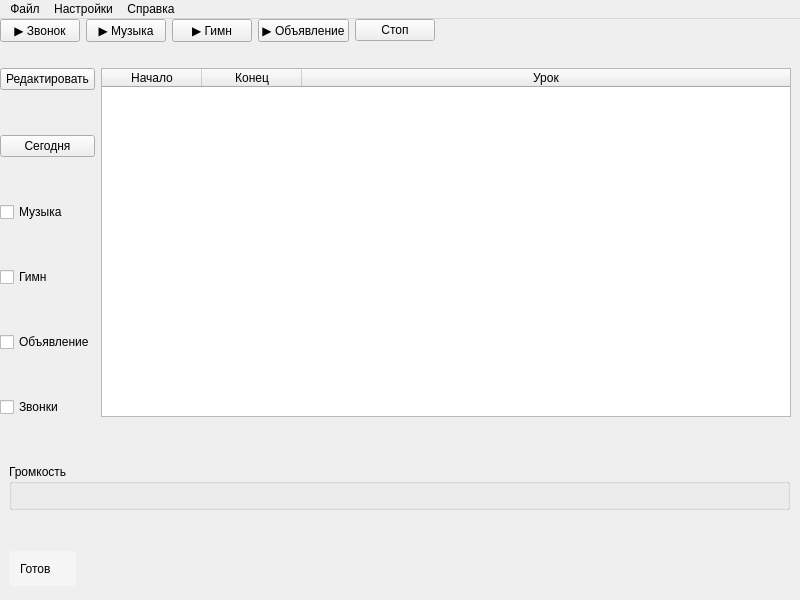
Before: the Qt Designer form src/school_bell.ui in otetswoo/python_schoolbell, drawn with Qt 5.
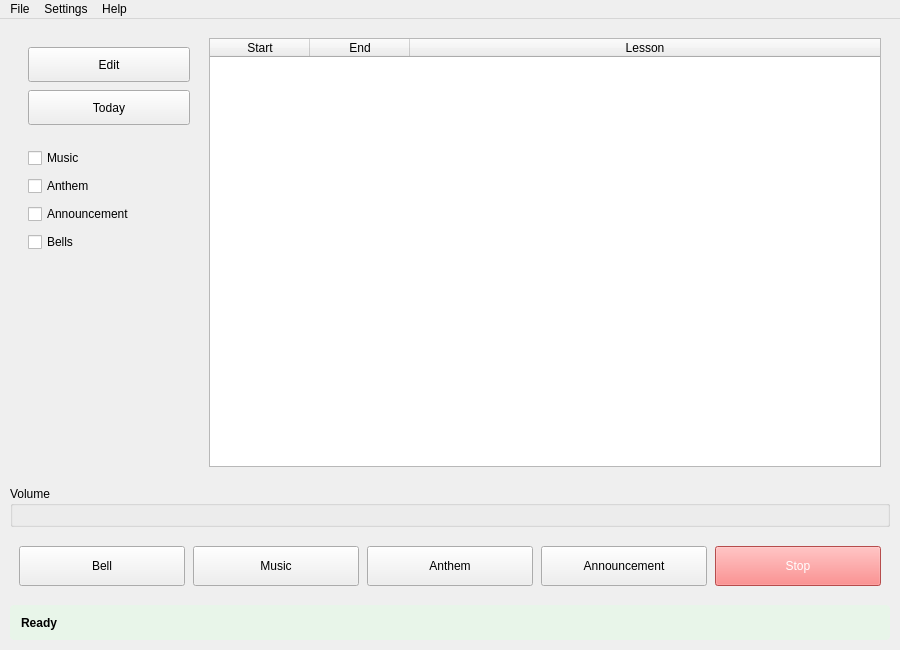
After: the same form once the commit is applied.

Diff of the .ui file:
```diff
--- a/src/school_bell.ui
+++ b/src/school_bell.ui
@@ -6,189 +6,305 @@
    <rect>
     <x>0</x>
     <y>0</y>
+    <width>900</width>
+    <height>650</height>
+   </rect>
+  </property>
+  <property name="minimumSize">
+   <size>
     <width>800</width>
     <height>600</height>
-   </rect>
+   </size>
   </property>
   <property name="windowTitle">
    <string>School Bell</string>
   </property>
   <widget class="QWidget" name="centralwidget">
-   <widget class="QGroupBox" name="volumeGroup">
-    <property name="geometry">
-     <rect>
-      <x>9</x>
-      <y>445</y>
-      <width>781</width>
-      <height>46</height>
-     </rect>
+   <layout class="QVBoxLayout" name="mainLayout">
+    <property name="spacing">
+     <number>10</number>
     </property>
-    <property name="title">
-     <string>Громкость</string>
+    <property name="leftMargin">
+     <number>10</number>
     </property>
-    <layout class="QHBoxLayout" name="volumeLayout"/>
-   </widget>
-   <widget class="QLabel" name="statusLabel">
-    <property name="geometry">
-     <rect>
-      <x>9</x>
-      <y>532</y>
-      <width>67</width>
-      <height>35</height>
-     </rect>
+    <property name="topMargin">
+     <number>10</number>
     </property>
-    <property name="styleSheet">
-     <string notr="true">background-color: #f5f5f5; padding: 8px; border-radius: 4px;</string>
+    <property name="rightMargin">
+     <number>10</number>
     </property>
-    <property name="text">
-     <string>Готов</string>
+    <property name="bottomMargin">
+     <number>10</number>
     </property>
-   </widget>
-   <widget class="QWidget" name="gridLayoutWidget">
-    <property name="geometry">
-     <rect>
-      <x>9</x>
-      <y>9</y>
-      <width>2</width>
-      <height>2</height>
-     </rect>
-    </property>
-    <layout class="QGridLayout" name="gridLayout"/>
-   </widget>
-   <widget class="QWidget" name="">
-    <layout class="QHBoxLayout" name="bottomLayout">
-     <item>
-      <widget class="QPushButton" name="bellButton">
-       <property name="text">
-        <string>▶️ Звонок</string>
+    <item>
+     <widget class="QFrame" name="contentFrame">
+      <property name="frameShape">
+       <enum>QFrame::NoFrame</enum>
+      </property>
+      <layout class="QHBoxLayout" name="contentLayout">
+       <property name="spacing">
+        <number>10</number>
        </property>
-      </widget>
-     </item>
-     <item>
-      <widget class="QPushButton" name="musicButton">
-       <property name="text">
-        <string>▶️ Музыка</string>
+       <item>
+        <widget class="QFrame" name="controlsFrame">
+         <property name="minimumSize">
+          <size>
+           <width>180</width>
+           <height>0</height>
+          </size>
+         </property>
+         <property name="maximumSize">
+          <size>
+           <width>180</width>
+           <height>16777215</height>
+          </size>
+         </property>
+         <layout class="QVBoxLayout" name="controlsLayout">
+          <property name="spacing">
+           <number>8</number>
+          </property>
+          <item>
+           <widget class="QPushButton" name="editButton">
+            <property name="minimumSize">
+             <size>
+              <width>0</width>
+              <height>35</height>
+             </size>
+            </property>
+            <property name="text">
+             <string>Edit</string>
+            </property>
+           </widget>
+          </item>
+          <item>
+           <widget class="QPushButton" name="todayButton">
+            <property name="minimumSize">
+             <size>
+              <width>0</width>
+              <height>35</height>
+             </size>
+            </property>
+            <property name="toolTip">
+             <string>Navigate to current day</string>
+            </property>
+            <property name="text">
+             <string>Today</string>
+            </property>
+           </widget>
+          </item>
+          <item>
+           <spacer name="verticalSpacer_1">
+            <property name="orientation">
+             <enum>Qt::Vertical</enum>
+            </property>
+            <property name="sizeType">
+             <enum>QSizePolicy::Fixed</enum>
+            </property>
+            <property name="sizeHint" stdset="0">
+             <size>
+              <width>0</width>
+              <height>15</height>
+             </size>
+            </property>
+           </spacer>
+          </item>
+          <item>
+           <widget class="QCheckBox" name="musicCheckbox">
+            <property name="text">
+             <string>Music</string>
+            </property>
+           </widget>
+          </item>
+          <item>
+           <widget class="QCheckBox" name="anthemCheckbox">
+            <property name="text">
+             <string>Anthem</string>
+            </property>
+           </widget>
+          </item>
+          <item>
+           <widget class="QCheckBox" name="announcementCheckbox">
+            <property name="text">
+             <string>Announcement</string>
+            </property>
+           </widget>
+          </item>
+          <item>
+           <widget class="QCheckBox" name="bellsCheckbox">
+            <property name="text">
+             <string>Bells</string>
+            </property>
+           </widget>
+          </item>
+          <item>
+           <spacer name="verticalSpacer_2">
+            <property name="orientation">
+             <enum>Qt::Vertical</enum>
+            </property>
+            <property name="sizeHint" stdset="0">
+             <size>
+              <width>0</width>
+              <height>0</height>
+             </size>
+            </property>
+           </spacer>
+          </item>
+         </layout>
+        </widget>
+       </item>
+       <item>
+        <widget class="QTableWidget" name="scheduleTable">
+         <property name="minimumSize">
+          <size>
+           <width>400</width>
+           <height>0</height>
+          </size>
+         </property>
+         <property name="alternatingRowColors">
+          <bool>true</bool>
+         </property>
+         <property name="selectionBehavior">
+          <enum>QAbstractItemView::SelectRows</enum>
+         </property>
+         <attribute name="horizontalHeaderStretchLastSection">
+          <bool>true</bool>
+         </attribute>
+         <column>
+          <property name="text">
+           <string>Start</string>
+          </property>
+         </column>
+         <column>
+          <property name="text">
+           <string>End</string>
+          </property>
+         </column>
+         <column>
+          <property name="text">
+           <string>Lesson</string>
+          </property>
+         </column>
+        </widget>
+       </item>
+      </layout>
+     </widget>
+    </item>
+    <item>
+     <widget class="QGroupBox" name="volumeGroup">
+      <property name="title">
+       <string>Volume</string>
+      </property>
+      <layout class="QHBoxLayout" name="volumeLayout">
+      </layout>
+     </widget>
+    </item>
+    <item>
+     <widget class="QFrame" name="buttonsFrame">
+      <layout class="QHBoxLayout" name="bottomLayout">
+       <property name="spacing">
+        <number>8</number>
        </property>
-      </widget>
-     </item>
-     <item>
-      <widget class="QPushButton" name="anthemButton">
-       <property name="text">
-        <string>▶️ Гимн</string>
-       </property>
-      </widget>
-     </item>
-     <item>
-      <widget class="QPushButton" name="announcementButton">
-       <property name="text">
-        <string>▶️ Объявление</string>
-       </property>
-      </widget>
-     </item>
-     <item>
-      <widget class="QPushButton" name="stopButton">
-       <property name="text">
-        <string>Стоп</string>
-       </property>
-      </widget>
-     </item>
-    </layout>
-   </widget>
-   <widget class="QWidget" name="">
-    <property name="geometry">
-     <rect>
-      <x>0</x>
-      <y>10</y>
-      <width>791</width>
-      <height>431</height>
-     </rect>
-    </property>
-    <layout class="QGridLayout" name="gridLayout_2">
-     <item row="4" column="0">
-      <widget class="QCheckBox" name="announcementCheckbox">
-       <property name="text">
-        <string>Объявление</string>
-       </property>
-      </widget>
-     </item>
-     <item row="2" column="0">
-      <widget class="QCheckBox" name="musicCheckbox">
-       <property name="text">
-        <string>Музыка</string>
-       </property>
-      </widget>
-     </item>
-     <item row="0" column="0">
-      <widget class="QPushButton" name="editButton">
-       <property name="text">
-        <string>Редактировать</string>
-       </property>
-      </widget>
-     </item>
-     <item row="0" column="1" rowspan="6">
-      <widget class="QTableWidget" name="scheduleTable">
-       <property name="columnCount">
-        <number>3</number>
-       </property>
-       <attribute name="horizontalHeaderStretchLastSection">
-        <bool>true</bool>
-       </attribute>
-       <column>
-        <property name="text">
-         <string>Начало</string>
-        </property>
-       </column>
-       <column>
-        <property name="text">
-         <string>Конец</string>
-        </property>
-       </column>
-       <column>
-        <property name="text">
-         <string>Урок</string>
-        </property>
-       </column>
-      </widget>
-     </item>
-     <item row="5" column="0">
-      <widget class="QCheckBox" name="bellsCheckbox">
-       <property name="text">
-        <string>Звонки</string>
-       </property>
-      </widget>
-     </item>
-     <item row="3" column="0">
-      <widget class="QCheckBox" name="anthemCheckbox">
-       <property name="text">
-        <string>Гимн</string>
-       </property>
-      </widget>
-     </item>
-     <item row="1" column="0">
-      <widget class="QPushButton" name="todayButton">
-       <property name="toolTip">
-        <string>Нажмите для перехода на текущий день</string>
-       </property>
-       <property name="text">
-        <string>Сегодня</string>
-       </property>
-      </widget>
-     </item>
-    </layout>
-   </widget>
+       <item>
+        <widget class="QPushButton" name="bellButton">
+         <property name="minimumSize">
+          <size>
+           <width>0</width>
+           <height>40</height>
+          </size>
+         </property>
+         <property name="text">
+          <string>Bell</string>
+         </property>
+        </widget>
+       </item>
+       <item>
+        <widget class="QPushButton" name="musicButton">
+         <property name="minimumSize">
+          <size>
+           <width>0</width>
+           <height>40</height>
+          </size>
+         </property>
+         <property name="text">
+          <string>Music</string>
+         </property>
+        </widget>
+       </item>
+       <item>
+        <widget class="QPushButton" name="anthemButton">
+         <property name="minimumSize">
+          <size>
+           <width>0</width>
+           <height>40</height>
+          </size>
+         </property>
+         <property name="text">
+          <string>Anthem</string>
+         </property>
+        </widget>
+       </item>
+       <item>
+        <widget class="QPushButton" name="announcementButton">
+         <property name="minimumSize">
+          <size>
+           <width>0</width>
+           <height>40</height>
+          </size>
+         </property>
+         <property name="text">
+          <string>Announcement</string>
+         </property>
+        </widget>
+       </item>
+       <item>
+        <widget class="QPushButton" name="stopButton">
+         <property name="minimumSize">
+          <size>
+           <width>0</width>
+           <height>40</height>
+          </size>
+         </property>
+         <property name="styleSheet">
+          <string notr="true">background-color: #ff6b6b; color: white;</string>
+         </property>
+         <property name="text">
+          <string>Stop</string>
+         </property>
+        </widget>
+       </item>
+      </layout>
+     </widget>
+    </item>
+    <item>
+     <widget class="QLabel" name="statusLabel">
+      <property name="minimumSize">
+       <size>
+        <width>0</width>
+        <height>35</height>
+       </size>
+      </property>
+      <property name="styleSheet">
+       <string notr="true">background-color: #e8f5e9; padding: 8px; border-radius: 4px; font-weight: bold;</string>
+      </property>
+      <property name="text">
+       <string>Ready</string>
+      </property>
+     </widget>
+    </item>
+   </layout>
   </widget>
   <widget class="QMenuBar" name="menubar">
    <property name="geometry">
     <rect>
      <x>0</x>
      <y>0</y>
-     <width>800</width>
+     <width>900</width>
      <height>24</height>
     </rect>
    </property>
    <widget class="QMenu" name="menuFile">
     <property name="title">
-     <string>Файл</string>
+     <string>File</string>
     </property>
     <addaction name="actionLoad"/>
     <addaction name="actionSave"/>
@@ -197,7 +313,7 @@
    </widget>
    <widget class="QMenu" name="menuSettings">
     <property name="title">
-     <string>Настройки</string>
+     <string>Settings</string>
     </property>
     <widget class="QMenu" name="menuSounds">
      <property name="title">
@@ -222,7 +338,7 @@
    </widget>
    <widget class="QMenu" name="menuHelp">
     <property name="title">
-     <string>Справка</string>
+     <string>Help</string>
     </property>
     <addaction name="actionAbout"/>
    </widget>
```
Left out of the diff: 28 changed lines with no effect on the pictures.
